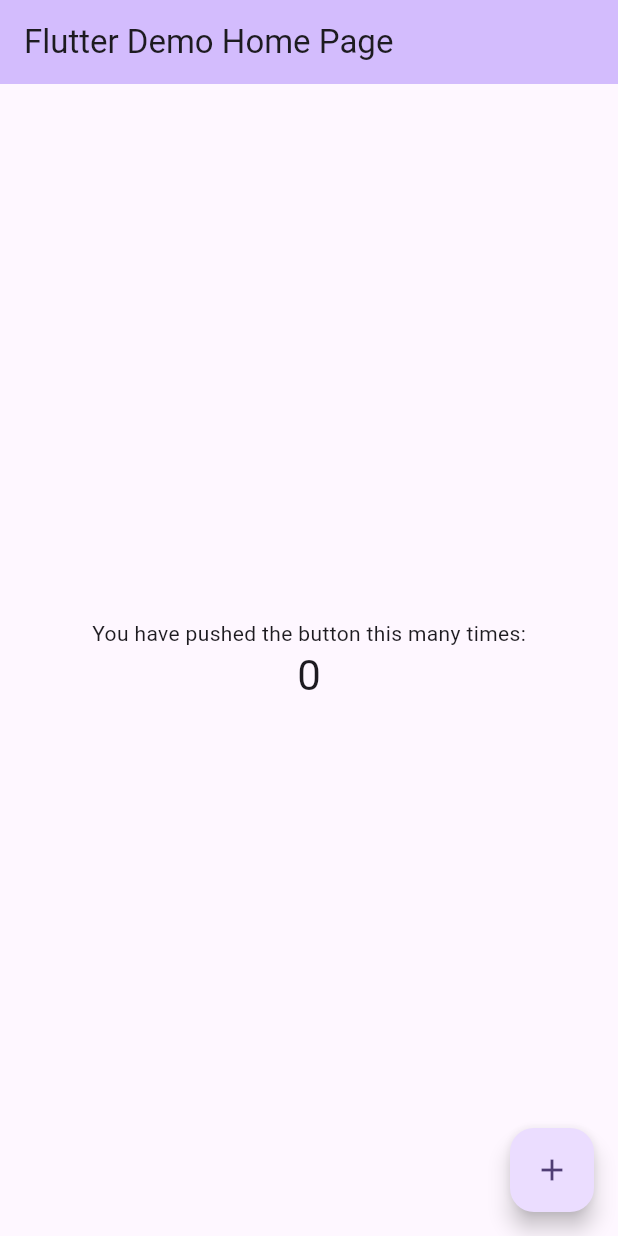
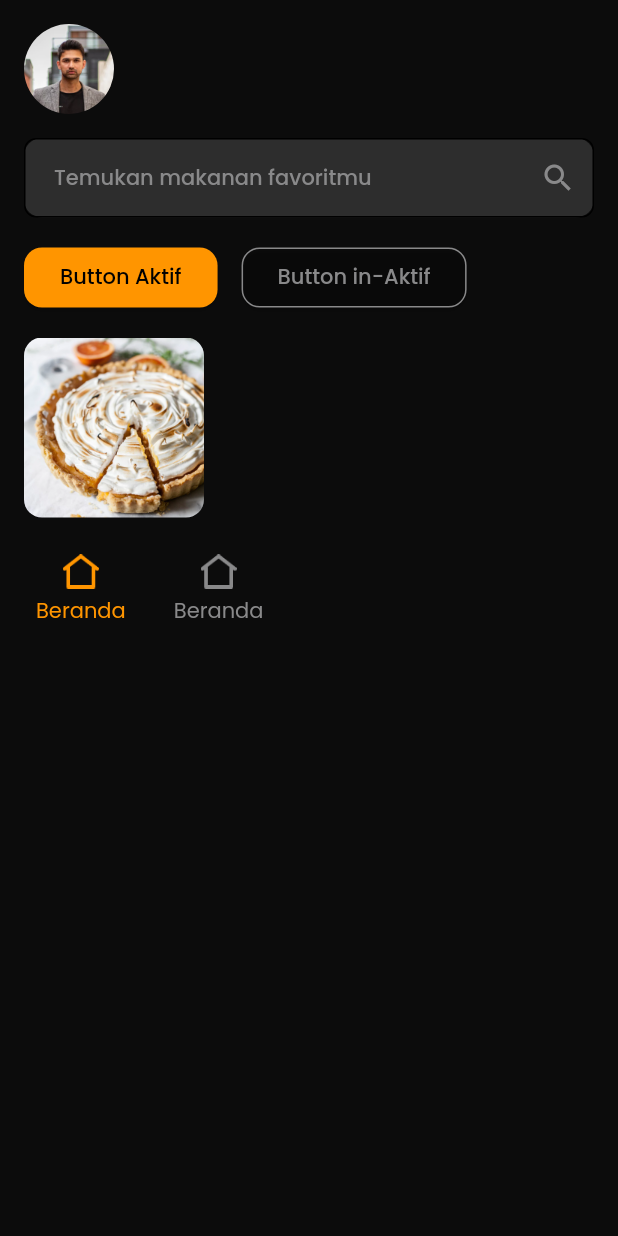
Before and after one commit to fauzan2720/implement-atomic-design, a Flutter app: the screen it shows after launch, on a phone screen of 412 x 824 dp. Run offline on Flutter 3.47's test engine with Material 2 defaults, Android fonts, the phone set to English and light mode, and no system bars; our stand-ins replace google_fonts.

Commit message:
add components

```diff
--- /dev/null
+++ b/lib/core/components/avatar_image.dart
@@ -0,0 +1,21 @@
+import 'package:flutter/material.dart';
+
+class AvatarImage extends StatelessWidget {
+  final String path;
+  const AvatarImage(this.path, {super.key});
+
+  @override
+  Widget build(BuildContext context) {
+    return Container(
+      width: 60.0,
+      height: 60.0,
+      decoration: BoxDecoration(
+        borderRadius: const BorderRadius.all(Radius.circular(100.0)),
+        image: DecorationImage(
+          image: AssetImage(path),
+          fit: BoxFit.cover,
+        ),
+      ),
+    );
+  }
+}
--- /dev/null
+++ b/lib/core/components/button.dart
@@ -0,0 +1,37 @@
+import 'package:flutter/material.dart';
+import 'package:implement_atomic_design/core/constants/colors.dart';
+
+class Button extends StatelessWidget {
+  final String label;
+  final VoidCallback onPressed;
+  final bool isActive;
+
+  const Button({
+    super.key,
+    required this.label,
+    required this.onPressed,
+    this.isActive = true,
+  });
+
+  @override
+  Widget build(BuildContext context) {
+    return ElevatedButton(
+      onPressed: onPressed,
+      style: ElevatedButton.styleFrom(
+        backgroundColor: isActive ? AppColors.primary : Colors.transparent,
+        shape: RoundedRectangleBorder(
+          borderRadius: BorderRadius.circular(12.0),
+          side: isActive
+              ? BorderSide.none
+              : const BorderSide(color: AppColors.grey),
+        ),
+      ),
+      child: Text(
+        label,
+        style: TextStyle(
+          color: isActive ? AppColors.black : AppColors.grey,
+        ),
+      ),
+    );
+  }
+}
--- /dev/null
+++ b/lib/core/components/menu_image.dart
@@ -0,0 +1,27 @@
+import 'package:flutter/material.dart';
+
+class MenuImage extends StatelessWidget {
+  final String path;
+  final double width;
+  final double height;
+
+  const MenuImage(
+    this.path, {
+    super.key,
+    this.width = 120.0,
+    this.height = 120.0,
+  });
+
+  @override
+  Widget build(BuildContext context) {
+    return ClipRRect(
+      borderRadius: const BorderRadius.all(Radius.circular(12.0)),
+      child: Image.asset(
+        path,
+        width: width,
+        height: height,
+        fit: BoxFit.cover,
+      ),
+    );
+  }
+}
--- /dev/null
+++ b/lib/core/components/menu_nav_button.dart
@@ -0,0 +1,44 @@
+import 'package:flutter/material.dart';
+import 'package:implement_atomic_design/core/constants/colors.dart';
+
+class MenuNavButton extends StatelessWidget {
+  final String iconPath;
+  final String label;
+  final VoidCallback onPressed;
+  final bool isActive;
+
+  const MenuNavButton({
+    super.key,
+    required this.iconPath,
+    required this.label,
+    required this.onPressed,
+    required this.isActive,
+  });
+
+  @override
+  Widget build(BuildContext context) {
+    return InkWell(
+      borderRadius: const BorderRadius.all(Radius.circular(12.0)),
+      onTap: onPressed,
+      child: Padding(
+        padding: const EdgeInsets.all(8.0),
+        child: Column(
+          children: [
+            ImageIcon(
+              AssetImage(iconPath),
+              color: isActive ? AppColors.primary : AppColors.grey,
+            ),
+            const SizedBox(height: 4.0),
+            Text(
+              'Beranda',
+              textAlign: TextAlign.center,
+              style: TextStyle(
+                color: isActive ? AppColors.primary : AppColors.grey,
+              ),
+            ),
+          ],
+        ),
+      ),
+    );
+  }
+}
--- /dev/null
+++ b/lib/core/components/search_input.dart
@@ -0,0 +1,47 @@
+import 'package:flutter/material.dart';
+
+import '../constants/colors.dart';
+
+class SearchInput extends StatelessWidget {
+  final TextEditingController controller;
+  final Function(String value)? onChanged;
+  final VoidCallback? onTap;
+
+  const SearchInput({
+    super.key,
+    required this.controller,
+    this.onChanged,
+    this.onTap,
+  });
+
+  @override
+  Widget build(BuildContext context) {
+    return Container(
+      decoration: BoxDecoration(
+        color: AppColors.card,
+        borderRadius: BorderRadius.circular(12.0),
+      ),
+      child: TextFormField(
+        onTap: onTap,
+        readOnly: onTap != null,
+        controller: controller,
+        onChanged: onChanged,
+        decoration: InputDecoration(
+          hintText: 'Temukan makanan favoritmu',
+          hintStyle: const TextStyle(color: AppColors.grey),
+          suffixIcon: const Icon(
+            Icons.search,
+            color: AppColors.grey,
+          ),
+          contentPadding: const EdgeInsets.all(16.0),
+          border: OutlineInputBorder(
+            borderRadius: BorderRadius.circular(8.0),
+          ),
+          enabledBorder: OutlineInputBorder(
+            borderRadius: BorderRadius.circular(8.0),
+          ),
+        ),
+      ),
+    );
+  }
+}
--- a/lib/main.dart
+++ b/lib/main.dart
@@ -1,4 +1,14 @@
 import 'package:flutter/material.dart';
+import 'package:google_fonts/google_fonts.dart';
+import 'package:implement_atomic_design/core/components/avatar_image.dart';
+import 'package:implement_atomic_design/core/components/button.dart';
+import 'package:implement_atomic_design/core/components/menu_image.dart';
+import 'package:implement_atomic_design/core/components/menu_nav_button.dart';
+import 'package:implement_atomic_design/core/components/search_input.dart';
+import 'package:implement_atomic_design/core/constants/icons.dart';
+import 'package:implement_atomic_design/core/constants/images.dart';
+
+import 'core/constants/colors.dart';
 
 void main() {
   runApp(const MyApp());
@@ -7,119 +17,88 @@ void main() {
 class MyApp extends StatelessWidget {
   const MyApp({super.key});
 
-  // This widget is the root of your application.
   @override
   Widget build(BuildContext context) {
     return MaterialApp(
-      title: 'Flutter Demo',
+      debugShowCheckedModeBanner: false,
       theme: ThemeData(
-        // This is the theme of your application.
-        //
-        // TRY THIS: Try running your application with "flutter run". You'll see
-        // the application has a blue toolbar. Then, without quitting the app,
-        // try changing the seedColor in the colorScheme below to Colors.green
-        // and then invoke "hot reload" (save your changes or press the "hot
-        // reload" button in a Flutter-supported IDE, or press "r" if you used
-        // the command line to start the app).
-        //
-        // Notice that the counter didn't reset back to zero; the application
-        // state is not lost during the reload. To reset the state, use hot
-        // restart instead.
-        //
-        // This works for code too, not just values: Most code changes can be
-        // tested with just a hot reload.
-        colorScheme: ColorScheme.fromSeed(seedColor: Colors.deepPurple),
+        colorScheme: ColorScheme.fromSeed(seedColor: AppColors.primary),
         useMaterial3: true,
+        scaffoldBackgroundColor: AppColors.background,
+        textTheme: GoogleFonts.poppinsTextTheme(
+          Theme.of(context).textTheme,
+        ),
       ),
-      home: const MyHomePage(title: 'Flutter Demo Home Page'),
+      home: const MyHomePage(),
     );
   }
 }
 
 class MyHomePage extends StatefulWidget {
-  const MyHomePage({super.key, required this.title});
-
-  // This widget is the home page of your application. It is stateful, meaning
-  // that it has a State object (defined below) that contains fields that affect
-  // how it looks.
-
-  // This class is the configuration for the state. It holds the values (in this
-  // case the title) provided by the parent (in this case the App widget) and
-  // used by the build method of the State. Fields in a Widget subclass are
-  // always marked "final".
-
-  final String title;
+  const MyHomePage({super.key});
 
   @override
   State<MyHomePage> createState() => _MyHomePageState();
 }
 
 class _MyHomePageState extends State<MyHomePage> {
-  int _counter = 0;
+  final searchController = TextEditingController();
 
-  void _incrementCounter() {
-    setState(() {
-      // This call to setState tells the Flutter framework that something has
-      // changed in this State, which causes it to rerun the build method below
-      // so that the display can reflect the updated values. If we changed
-      // _counter without calling setState(), then the build method would not be
-      // called again, and so nothing would appear to happen.
-      _counter++;
-    });
+  @override
+  void dispose() {
+    searchController.dispose();
+    super.dispose();
   }
 
   @override
   Widget build(BuildContext context) {
-    // This method is rerun every time setState is called, for instance as done
-    // by the _incrementCounter method above.
-    //
-    // The Flutter framework has been optimized to make rerunning build methods
-    // fast, so that you can just rebuild anything that needs updating rather
-    // than having to individually change instances of widgets.
     return Scaffold(
-      appBar: AppBar(
-        // TRY THIS: Try changing the color here to a specific color (to
-        // Colors.amber, perhaps?) and trigger a hot reload to see the AppBar
-        // change color while the other colors stay the same.
-        backgroundColor: Theme.of(context).colorScheme.inversePrimary,
-        // Here we take the value from the MyHomePage object that was created by
-        // the App.build method, and use it to set our appbar title.
-        title: Text(widget.title),
+      body: ListView(
+        padding: const EdgeInsets.all(16.0),
+        children: [
+          const Row(children: [AvatarImage(AppImages.profile)]),
+          const SizedBox(height: 16.0),
+          SearchInput(
+            controller: searchController,
+            onChanged: (value) {},
+          ),
+          const SizedBox(height: 16.0),
+          Row(
+            children: [
+              Button(
+                label: 'Button Aktif',
+                onPressed: () {},
+              ),
+              const SizedBox(width: 16.0),
+              Button(
+                label: 'Button in-Aktif',
+                onPressed: () {},
+                isActive: false,
+              ),
+            ],
+          ),
+          const SizedBox(height: 16.0),
+          const Row(children: [MenuImage(AppImages.menu1)]),
+          const SizedBox(height: 16.0),
+          Row(
+            children: [
+              MenuNavButton(
+                iconPath: AppIcons.home,
+                label: 'Beranda',
+                onPressed: () {},
+                isActive: true,
+              ),
+              const SizedBox(width: 16.0),
+              MenuNavButton(
+                iconPath: AppIcons.home,
+                label: 'Beranda',
+                onPressed: () {},
+                isActive: false,
+              ),
+            ],
+          ),
+        ],
       ),
-      body: Center(
-        // Center is a layout widget. It takes a single child and positions it
-        // in the middle of the parent.
-        child: Column(
-          // Column is also a layout widget. It takes a list of children and
-          // arranges them vertically. By default, it sizes itself to fit its
-          // children horizontally, and tries to be as tall as its parent.
-          //
-          // Column has various properties to control how it sizes itself and
-          // how it positions its children. Here we use mainAxisAlignment to
-          // center the children vertically; the main axis here is the vertical
-          // axis because Columns are vertical (the cross axis would be
-          // horizontal).
-          //
-          // TRY THIS: Invoke "debug painting" (choose the "Toggle Debug Paint"
-          // action in the IDE, or press "p" in the console), to see the
-          // wireframe for each widget.
-          mainAxisAlignment: MainAxisAlignment.center,
-          children: <Widget>[
-            const Text(
-              'You have pushed the button this many times:',
-            ),
-            Text(
-              '$_counter',
-              style: Theme.of(context).textTheme.headlineMedium,
-            ),
-          ],
-        ),
-      ),
-      floatingActionButton: FloatingActionButton(
-        onPressed: _incrementCounter,
-        tooltip: 'Increment',
-        child: const Icon(Icons.add),
-      ), // This trailing comma makes auto-formatting nicer for build methods.
     );
   }
 }
--- a/pubspec.yaml
+++ b/pubspec.yaml
@@ -35,6 +35,7 @@ dependencies:
   # The following adds the Cupertino Icons font to your application.
   # Use with the CupertinoIcons class for iOS style icons.
   cupertino_icons: ^1.0.2
+  google_fonts: ^6.1.0
 
 dev_dependencies:
   flutter_test:
```
Also changed, not shown: pubspec.lock.
